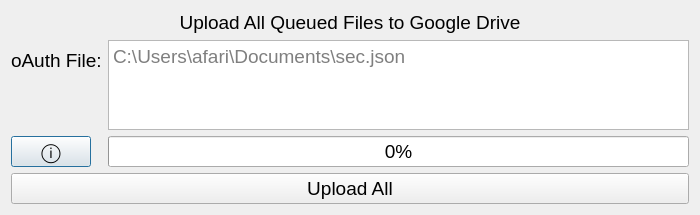
Old version of the form Utilities/GoogleDriveHandler/GDriveDataExport/upload_all_drive_files.ui in the repository Georgia-Tech-Off-Road/GTORDaata.
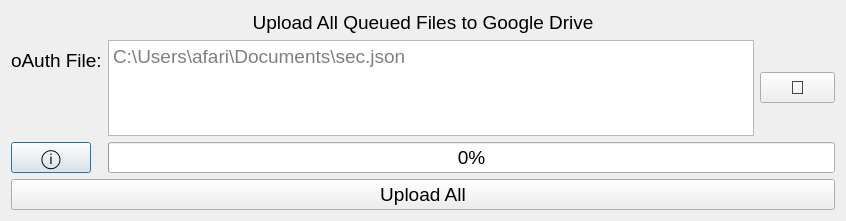
New version of the form.

```diff
--- a/Utilities/GoogleDriveHandler/GDriveDataExport/upload_all_drive_files.ui
+++ b/Utilities/GoogleDriveHandler/GDriveDataExport/upload_all_drive_files.ui
@@ -6,8 +6,8 @@
    <rect>
     <x>0</x>
     <y>0</y>
-    <width>700</width>
-    <height>215</height>
+    <width>846</width>
+    <height>221</height>
    </rect>
   </property>
   <property name="sizePolicy">
@@ -39,34 +39,71 @@
      </item>
      <item>
       <layout class="QFormLayout" name="formLayout">
-       <item row="0" column="0">
-        <widget class="QLabel" name="label">
-         <property name="text">
-          <string>oAuth File:</string>
-         </property>
-        </widget>
-       </item>
-       <item row="0" column="1">
-        <widget class="QPlainTextEdit" name="oAuth_file_entry">
-         <property name="placeholderText">
-          <string>C:\Users\afari\Documents\sec.json</string>
-         </property>
-        </widget>
-       </item>
-       <item row="1" column="0">
+       <item row="2" column="0">
         <widget class="QPushButton" name="oAuth_info">
          <property name="text">
           <string>ⓘ</string>
          </property>
         </widget>
        </item>
-       <item row="1" column="1">
+       <item row="2" column="1">
         <widget class="QProgressBar" name="progressBar">
          <property name="value">
           <number>0</number>
          </property>
         </widget>
        </item>
+       <item row="0" column="1">
+        <widget class="QWidget" name="widget" native="true">
+         <property name="minimumSize">
+          <size>
+           <width>0</width>
+           <height>0</height>
+          </size>
+         </property>
+         <layout class="QGridLayout" name="gridLayout">
+          <property name="leftMargin">
+           <number>0</number>
+          </property>
+          <property name="topMargin">
+           <number>0</number>
+          </property>
+          <property name="rightMargin">
+           <number>0</number>
+          </property>
+          <property name="bottomMargin">
+           <number>0</number>
+          </property>
+          <item row="0" column="0">
+           <widget class="QPlainTextEdit" name="oAuth_file_entry">
+            <property name="placeholderText">
+             <string>C:\Users\afari\Documents\sec.json</string>
+            </property>
+           </widget>
+          </item>
+          <item row="0" column="1">
+           <widget class="QPushButton" name="selectFile">
+            <property name="maximumSize">
+             <size>
+              <width>75</width>
+              <height>16777215</height>
+             </size>
+            </property>
+            <property name="text">
+             <string>📁</string>
+            </property>
+           </widget>
+          </item>
+         </layout>
+        </widget>
+       </item>
+       <item row="0" column="0">
+        <widget class="QLabel" name="label">
+         <property name="text">
+          <string>oAuth File:</string>
+         </property>
+        </widget>
+       </item>
       </layout>
      </item>
     </layout>
```
